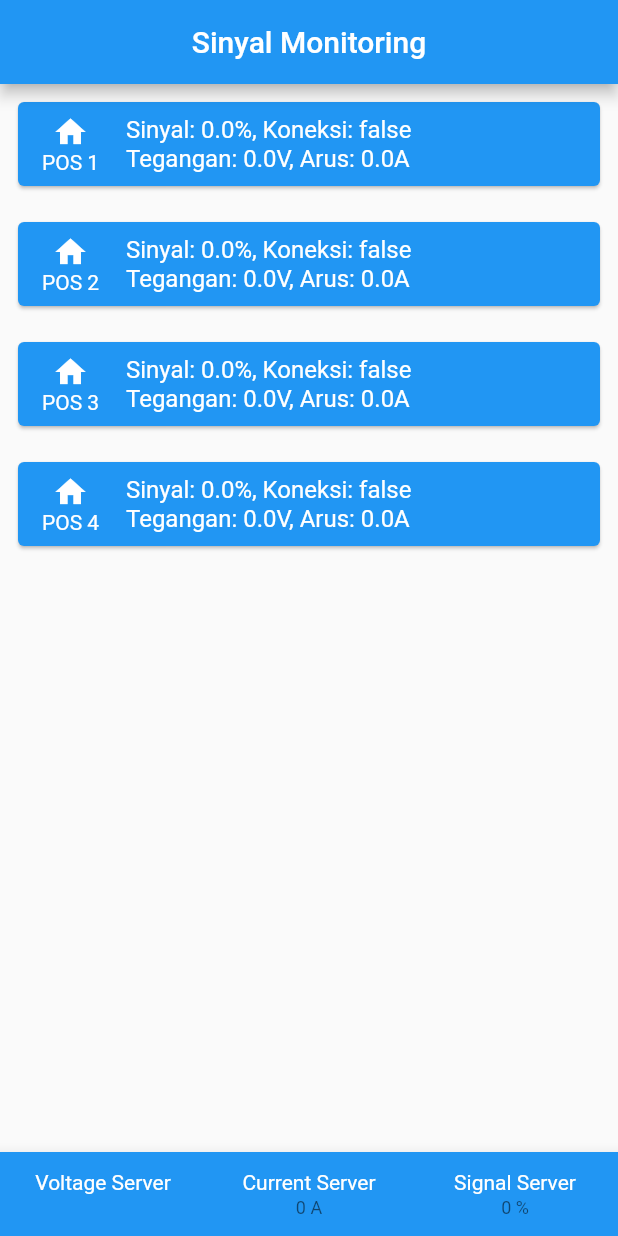
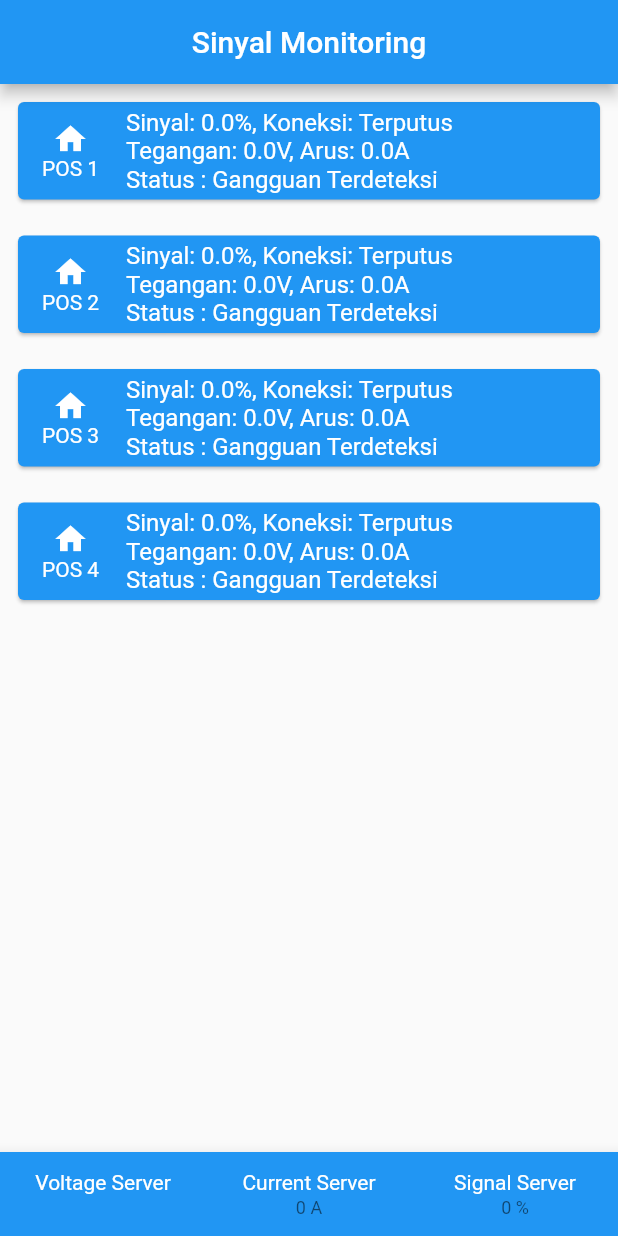
Before and after one commit to fahmi277/Project1-Flutter-Sensore-Tegangan, a Flutter app: the screen it shows after launch, on a phone screen of 412 x 824 dp. Run offline on Flutter 3.47's test engine with Material 2 defaults, Android fonts, the phone set to English and light mode, and no system bars; our stand-ins replace dio; network calls fail.

Commit message:
change logo and add gangguan

```diff
--- a/lib/main.dart
+++ b/lib/main.dart
@@ -8,8 +8,14 @@ var dataTegangan = ["0", "0", "0", "0"];
 var dataSinyal = ["0", "0", "0", "0"];
 var dataArus = ["0", "0", "0", "0"];
 var dataServer = ["0", "0", "0"];
+var dataGangguan = [
+  "Gangguan Terdeteksi",
+  "Gangguan Terdeteksi",
+  "Gangguan Terdeteksi",
+  "Gangguan Terdeteksi"
+];
 
-var statushardware = ["false", "false", "false", "false"];
+var statushardware = ["Terputus", "Terputus", "Terputus", "Terputus"];
 
 final icons = [Icons.home];
 
@@ -129,28 +135,40 @@ class _HomePageState extends State<HomePage> {
   }
 
   Widget _myListView(BuildContext context) {
-    if (statushardware[0] == "false") {
+    if (statushardware[0] == "Terputus") {
       dataSinyal[0] = "0";
       dataTegangan[0] = "0";
       dataArus[0] = "0";
+      dataGangguan[0] = "Gangguan Terdeteksi";
+    } else {
+      dataGangguan[0] = "Stabil";
     }
 
-    if (statushardware[1] == "false") {
+    if (statushardware[1] == "Terputus") {
       dataSinyal[1] = "0";
       dataTegangan[1] = "0";
       dataArus[1] = "0";
+      dataGangguan[1] = "Gangguan Terdeteksi";
+    } else {
+      dataGangguan[1] = "Stabil";
     }
 
-    if (statushardware[2] == "false") {
+    if (statushardware[2] == "Terputus") {
       dataSinyal[2] = "0";
       dataTegangan[2] = "0";
       dataArus[2] = "0";
+      dataGangguan[2] = "Gangguan Terdeteksi";
+    } else {
+      dataGangguan[2] = "Stabil";
     }
 
-    if (statushardware[3] == "false") {
+    if (statushardware[3] == "Terputus") {
       dataSinyal[3] = "0";
       dataTegangan[3] = "0";
       dataArus[3] = "0";
+      dataGangguan[3] = "Gangguan Terdeteksi";
+    } else {
+      dataGangguan[3] = "Stabil";
     }
     var dataMasuk = [
       "Sinyal: " +
@@ -161,7 +179,8 @@ class _HomePageState extends State<HomePage> {
           double.tryParse(dataTegangan[0]).toStringAsFixed(1).toString() +
           "V, Arus: " +
           double.tryParse(dataArus[0]).toStringAsFixed(1).toString() +
-          "A",
+          "A\nStatus : " +
+          dataGangguan[0],
       "Sinyal: " +
           double.tryParse(dataSinyal[1]).toStringAsFixed(1).toString() +
           "%, Koneksi: " +
@@ -170,7 +189,8 @@ class _HomePageState extends State<HomePage> {
           double.tryParse(dataTegangan[1]).toStringAsFixed(1).toString() +
           "V, Arus: " +
           double.tryParse(dataArus[1]).toStringAsFixed(1).toString() +
-          "A",
+          "A\nStatus : " +
+          dataGangguan[1],
       "Sinyal: " +
           double.tryParse(dataSinyal[2]).toStringAsFixed(1).toString() +
           "%, Koneksi: " +
@@ -179,7 +199,8 @@ class _HomePageState extends State<HomePage> {
           double.tryParse(dataTegangan[2]).toStringAsFixed(1).toString() +
           "V, Arus: " +
           double.tryParse(dataArus[2]).toStringAsFixed(1).toString() +
-          "A",
+          "A\nStatus : " +
+          dataGangguan[2],
       "Sinyal: " +
           double.tryParse(dataSinyal[3]).toStringAsFixed(1).toString() +
           "%, Koneksi: " +
@@ -188,7 +209,8 @@ class _HomePageState extends State<HomePage> {
           double.tryParse(dataTegangan[3]).toStringAsFixed(1).toString() +
           "V, Arus: " +
           double.tryParse(dataArus[3]).toStringAsFixed(1).toString() +
-          "A",
+          "A\nStatus : " +
+          dataGangguan[3],
     ];
     return ListView.builder(
       itemCount: titles.length,
--- a/lib/service/apiService.dart
+++ b/lib/service/apiService.dart
@@ -72,7 +72,12 @@ Future<String> statusDevices(int bangunan) async {
 
     print(dataBody);
     // print("object");
-    return dataBody.toString();
+    if (dataBody.toString() == "false") {
+      return "Terputus";
+    } else {
+      return "Tersambung";
+    }
+
     // dataReturn[1] = dataBody[0];
     // dataReturn[2] = bangunan;
     // dataReturn[3] = bangunan;
@@ -80,7 +85,7 @@ Future<String> statusDevices(int bangunan) async {
     // return dataBody[0].toString();
 
   } catch (e) {
-    return ("false");
+    return ("Terputus");
   }
 }
 
```
Also changed, not shown: 2 other files.
